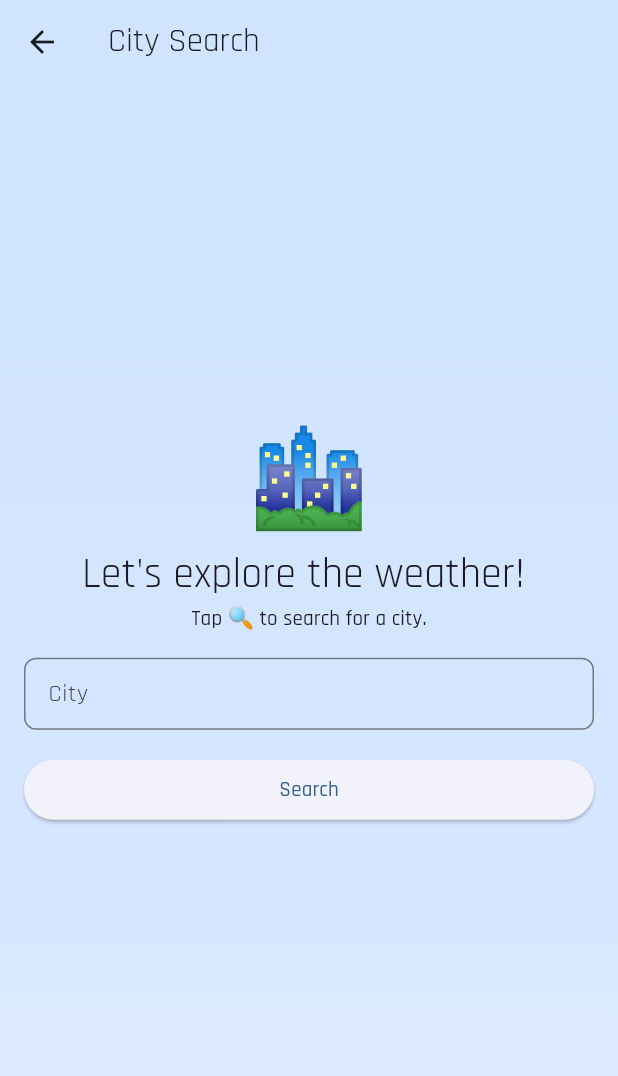
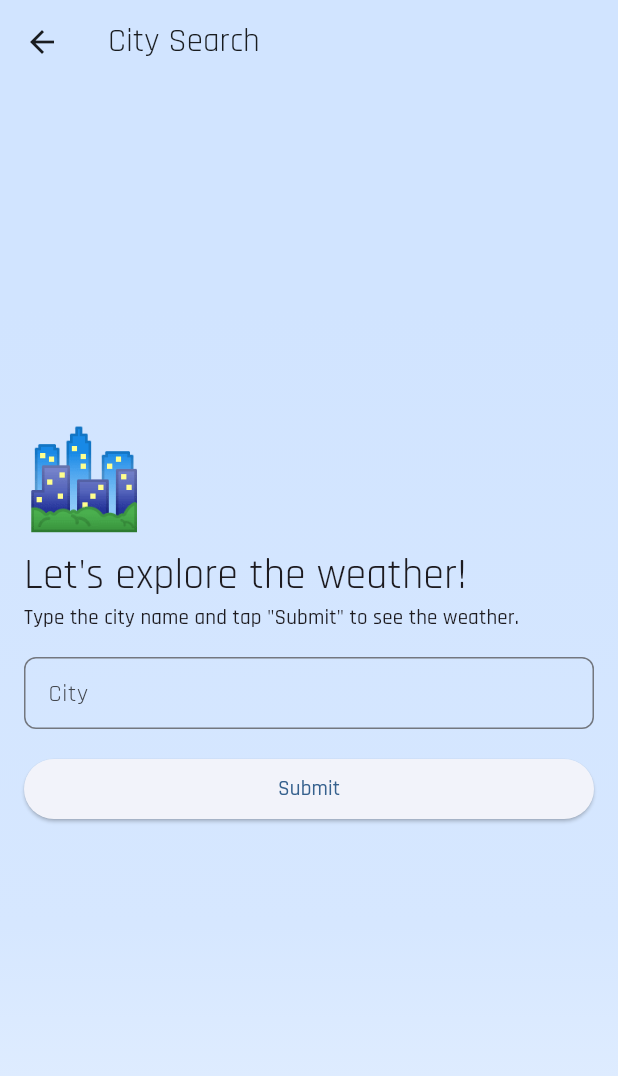
Before and after one commit to Turskyi/weather_fit, a Flutter app: the SearchPage screen opened by its route, on a phone screen of 412 x 824 dp. Shown: the top 1076 px of the screen. Run offline on Flutter 3.47's test engine with Material 3 defaults, Android fonts, the phone set to English and light mode, and no system bars; our stand-ins replace bloc, equatable, flutter_bloc, geocoding, geolocator, google_fonts and 4 more; missing offline and left inert: dart_openai, home_widget; accounts and stored records are empty.

```diff
--- a/lib/data/data_sources/remote/remote_data_source.dart
+++ b/lib/data/data_sources/remote/remote_data_source.dart
@@ -14,10 +14,10 @@ ${weather.condition == WeatherCondition.clear ? 'light and '
                 'breezy' : weather.condition == WeatherCondition.cloudy ? 'casual '
                 'and cozy' : weather.condition == WeatherCondition.rainy ? 'waterproof '
                 'and warm' : 'stylish and comfortable'} outfit for the weather
-                in ${weather.location}, where the temperature is
+                 with the temperature is
                 ${weather.formattedTemperature}''',
         n: 1,
-        size: OpenAIImageSize.size1024,
+        size: OpenAIImageSize.size512,
         responseFormat: OpenAIImageResponseFormat.url,
       ).then((OpenAIImageModel aiImage) {
         String? imageUrl = aiImage.data.firstOrNull?.url;
--- a/lib/search/search_page.dart
+++ b/lib/search/search_page.dart
@@ -1,6 +1,5 @@
 import 'package:flutter/material.dart';
 import 'package:weather_fit/res/widgets/background.dart';
-import 'package:weather_fit/weather/ui/weather.dart';
 
 class SearchPage extends StatefulWidget {
   const SearchPage({super.key});
@@ -16,6 +15,7 @@ class _SearchPageState extends State<SearchPage> {
 
   @override
   Widget build(BuildContext context) {
+    final ThemeData theme = Theme.of(context);
     return Semantics(
       label: 'City search page',
       child: Scaffold(
@@ -30,7 +30,16 @@ class _SearchPageState extends State<SearchPage> {
                 crossAxisAlignment: CrossAxisAlignment.stretch,
                 mainAxisAlignment: MainAxisAlignment.center,
                 children: <Widget>[
-                  const WeatherEmpty(),
+                  const Text('🏙️', style: TextStyle(fontSize: 64)),
+                  Text(
+                    'Let\'s explore the weather! ',
+                    style: theme.textTheme.headlineMedium,
+                  ),
+                  Text(
+                    'Type the city name and tap "Submit" to see the weather.',
+                    style: theme.textTheme.titleSmall,
+                  ),
+                  const SizedBox(height: 16.0),
                   TextField(
                     controller: _textController,
                     decoration: InputDecoration(
@@ -45,7 +54,7 @@ class _SearchPageState extends State<SearchPage> {
                   const SizedBox(height: 16.0),
                   ElevatedButton(
                     key: const Key('searchPage_search_iconButton'),
-                    child: const Text('Search', semanticsLabel: 'Submit'),
+                    child: const Text('Submit', semanticsLabel: 'Submit'),
                     onPressed: () {
                       if (_text.isNotEmpty) {
                         Navigator.of(context).pop(_text);
--- a/lib/weather/ui/location_permission_dialog.dart
+++ b/lib/weather/ui/location_permission_dialog.dart
@@ -18,8 +18,7 @@ class _LocationPermissionDialogState extends State<LocationPermissionDialog> {
           children: <Widget>[
             Text(
                 'WeatherFit collects location data to enable "weather updates" '
-                'and "outfit recommendations" even when the app is closed or '
-                'not in use.'),
+                'and "outfit recommendations".'),
             // Include any other details necessary to make it clear to the user.
           ],
         ),
--- a/pubspec.yaml
+++ b/pubspec.yaml
@@ -26,7 +26,7 @@ publish_to: 'none' # Remove this line if you wish to publish to pub.dev
 # https://developer.apple.com/library/archive/documentation/General/Reference/InfoPlistKeyReference/Articles/CoreFoundationKeys.html
 # In Windows, build-name is used as the major, minor, and patch parts
 # of the product and file versions while build-number is used as the build suffix.
-version: 0.0.5+5
+version: 0.0.6+6
 
 environment:
   sdk: '>=3.2.6 <4.0.0'
```
Also changed, not shown: lib/privacy_policy/privacy_policy_android_page.dart (+4 -5 lines), lib/weather/ui/weather_page.dart (+12 -8 lines), 1 other file.
